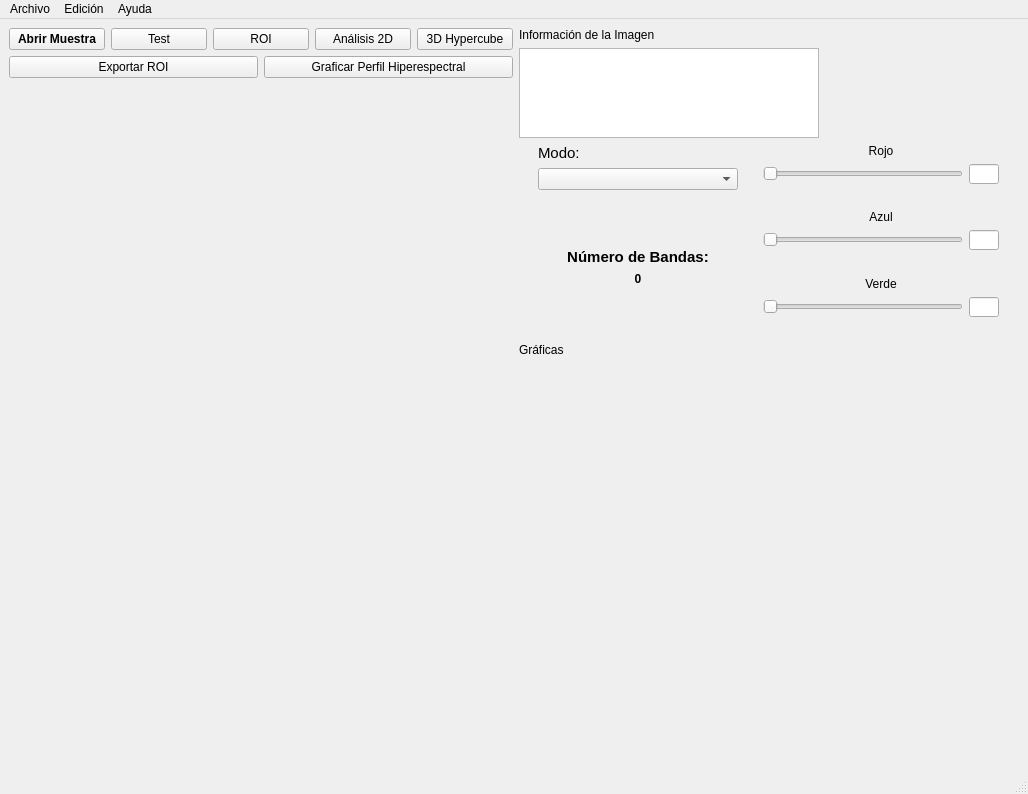
The window that ui/main_2.0.ui (4c1dhydr4/hyperspectral) describes before a commit, drawn with Qt 5.
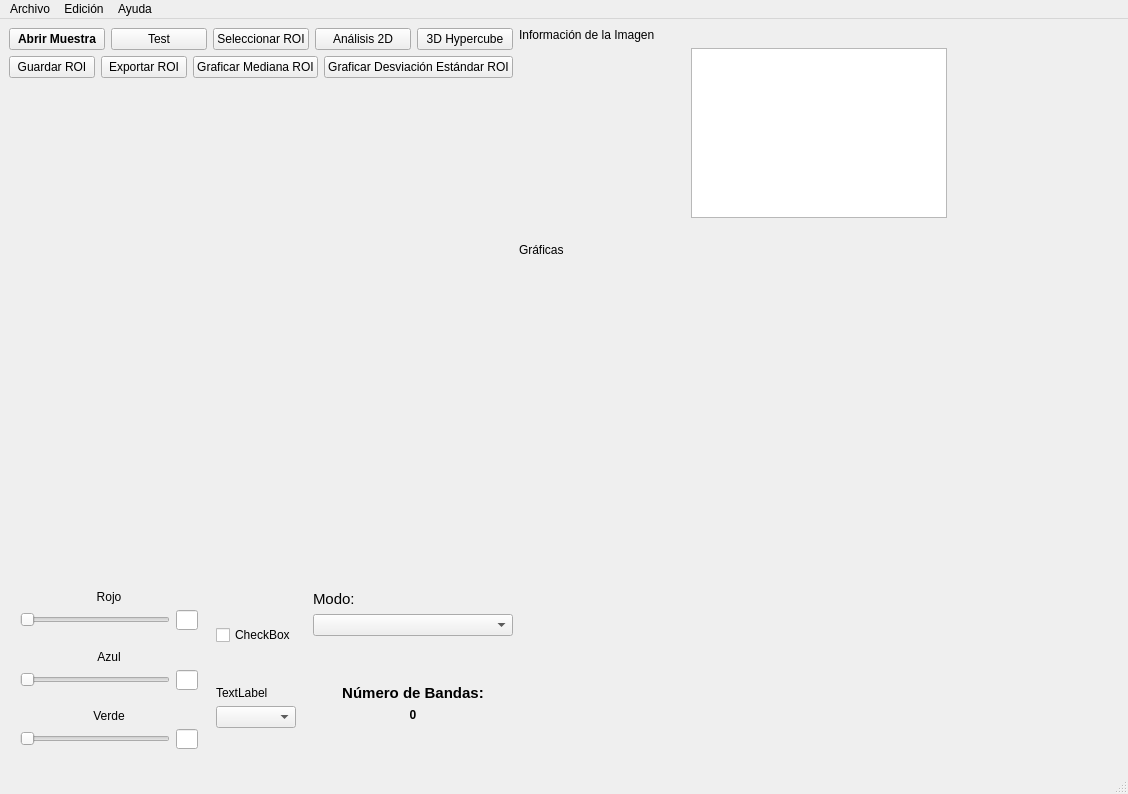
The same window after the commit. Custom widgets are drawn as their Qt base class.

Commit message: ROI Mean Graph

```diff
--- a/ui/main_2.0.ui
+++ b/ui/main_2.0.ui
@@ -6,7 +6,7 @@
    <rect>
     <x>0</x>
     <y>0</y>
-    <width>1028</width>
+    <width>1128</width>
     <height>794</height>
    </rect>
   </property>
@@ -42,7 +42,7 @@
       <item>
        <widget class="QPushButton" name="lasso_button">
         <property name="text">
-         <string>ROI</string>
+         <string>Seleccionar ROI</string>
         </property>
        </widget>
       </item>
@@ -62,7 +62,7 @@
       </item>
      </layout>
     </item>
-    <item row="0" column="1" rowspan="4">
+    <item row="0" column="2" rowspan="4">
      <layout class="QVBoxLayout" name="verticalLayout_2">
       <item>
        <widget class="QLabel" name="label_5">
@@ -72,126 +72,155 @@
        </widget>
       </item>
       <item>
+       <layout class="QHBoxLayout" name="horizontalLayout_12">
+        <item>
+         <spacer name="horizontalSpacer">
+          <property name="orientation">
+           <enum>Qt::Horizontal</enum>
+          </property>
+          <property name="sizeHint" stdset="0">
+           <size>
+            <width>40</width>
+            <height>20</height>
+           </size>
+          </property>
+         </spacer>
+        </item>
+        <item>
        <widget class="QTextBrowser" name="text_browser_info">
         <property name="minimumSize">
          <size>
           <width>0</width>
-          <height>0</height>
-         </size>
-        </property>
-        <property name="maximumSize">
-         <size>
-          <width>300</width>
           <height>150</height>
          </size>
         </property>
+          <property name="maximumSize">
+           <size>
+            <width>300</width>
+            <height>200</height>
+           </size>
+          </property>
        </widget>
       </item>
       <item>
+         <spacer name="horizontalSpacer_6">
+          <property name="orientation">
+           <enum>Qt::Horizontal</enum>
+          </property>
+          <property name="sizeHint" stdset="0">
+           <size>
+            <width>40</width>
+            <height>20</height>
+           </size>
+          </property>
+         </spacer>
+        </item>
+       </layout>
+      </item>
+      <item>
+       <spacer name="verticalSpacer_5">
+        <property name="orientation">
+         <enum>Qt::Vertical</enum>
+        </property>
+        <property name="sizeHint" stdset="0">
+         <size>
+          <width>20</width>
+          <height>40</height>
+         </size>
+        </property>
+       </spacer>
+      </item>
+      <item>
+       <layout class="QVBoxLayout" name="verticalLayout_9">
+        <item>
+         <widget class="QLabel" name="label_6">
+          <property name="text">
+           <string>Gráficas</string>
+          </property>
+         </widget>
+        </item>
+        <item>
+         <widget class="graph_plot_view" name="graph_plot_view" native="true">
+          <property name="minimumSize">
+           <size>
+            <width>600</width>
+            <height>500</height>
+           </size>
+          </property>
+          <property name="maximumSize">
+           <size>
+            <width>700</width>
+            <height>400</height>
+           </size>
+          </property>
+         </widget>
+        </item>
+       </layout>
+      </item>
+     </layout>
+    </item>
+    <item row="1" column="0">
+     <layout class="QHBoxLayout" name="horizontalLayout_8">
+      <item>
+       <widget class="QPushButton" name="add_roi_button">
+        <property name="text">
+         <string>Guardar ROI</string>
+        </property>
+       </widget>
+      </item>
+      <item>
+       <widget class="QPushButton" name="export_roi_button">
+        <property name="text">
+         <string>Exportar ROI</string>
+        </property>
+       </widget>
+      </item>
+      <item>
+       <widget class="QPushButton" name="graph_profile_button">
+        <property name="text">
+         <string>Graficar Mediana ROI</string>
+        </property>
+       </widget>
+      </item>
+      <item>
+       <widget class="QPushButton" name="graph_standar_des_button">
+        <property name="text">
+         <string>Graficar Desviación Estándar ROI</string>
+        </property>
+       </widget>
+      </item>
+     </layout>
+    </item>
+    <item row="2" column="0">
+     <widget class="graph_2d_view" name="graph_2d_view" native="true">
+      <property name="minimumSize">
+       <size>
+        <width>500</width>
+        <height>500</height>
+       </size>
+      </property>
+      <property name="maximumSize">
+       <size>
+        <width>1200</width>
+        <height>1200</height>
+       </size>
+      </property>
+     </widget>
+    </item>
+    <item row="3" column="0">
        <layout class="QHBoxLayout" name="horizontalLayout_11">
         <item>
-         <layout class="QVBoxLayout" name="verticalLayout_10">
-          <item>
-           <widget class="QLabel" name="label">
-            <property name="font">
-             <font>
-              <pointsize>11</pointsize>
-             </font>
-            </property>
-            <property name="text">
-             <string>Modo:</string>
-            </property>
-           </widget>
-          </item>
-          <item>
-           <widget class="QComboBox" name="combo_mode">
-            <property name="minimumSize">
-             <size>
-              <width>200</width>
-              <height>0</height>
-             </size>
-            </property>
-            <property name="maximumSize">
-             <size>
-              <width>200</width>
-              <height>16777215</height>
-             </size>
-            </property>
-           </widget>
-          </item>
-          <item>
-           <spacer name="verticalSpacer_7">
+       <spacer name="horizontalSpacer_3">
             <property name="orientation">
-             <enum>Qt::Vertical</enum>
+         <enum>Qt::Horizontal</enum>
             </property>
             <property name="sizeHint" stdset="0">
              <size>
-              <width>20</width>
-              <height>40</height>
+          <width>40</width>
+          <height>20</height>
              </size>
             </property>
            </spacer>
-          </item>
-          <item>
-           <widget class="QLabel" name="mode_title">
-            <property name="maximumSize">
-             <size>
-              <width>200</width>
-              <height>16777215</height>
-             </size>
-            </property>
-            <property name="font">
-             <font>
-              <pointsize>11</pointsize>
-              <weight>75</weight>
-              <bold>true</bold>
-             </font>
-            </property>
-            <property name="text">
-             <string>Número de Bandas:</string>
-            </property>
-            <property name="alignment">
-             <set>Qt::AlignCenter</set>
-            </property>
-           </widget>
-          </item>
-          <item>
-           <widget class="QLabel" name="nbands">
-            <property name="maximumSize">
-             <size>
-              <width>200</width>
-              <height>16777215</height>
-             </size>
-            </property>
-            <property name="font">
-             <font>
-              <pointsize>9</pointsize>
-              <weight>75</weight>
-              <bold>true</bold>
-             </font>
-            </property>
-            <property name="text">
-             <string>0</string>
-            </property>
-            <property name="alignment">
-             <set>Qt::AlignCenter</set>
-            </property>
-           </widget>
-          </item>
-          <item>
-           <spacer name="verticalSpacer">
-            <property name="orientation">
-             <enum>Qt::Vertical</enum>
-            </property>
-            <property name="sizeHint" stdset="0">
-             <size>
-              <width>20</width>
-              <height>40</height>
-             </size>
-            </property>
-           </spacer>
-          </item>
-         </layout>
         </item>
         <item>
          <layout class="QVBoxLayout" name="verticalLayout_4">
@@ -373,10 +402,23 @@
           </item>
          </layout>
         </item>
-       </layout>
+      <item>
+       <spacer name="horizontalSpacer_4">
+        <property name="orientation">
+         <enum>Qt::Horizontal</enum>
+        </property>
+        <property name="sizeHint" stdset="0">
+         <size>
+          <width>40</width>
+          <height>20</height>
+         </size>
+        </property>
+       </spacer>
       </item>
       <item>
-       <spacer name="verticalSpacer_5">
+       <layout class="QVBoxLayout" name="verticalLayout">
+        <item>
+         <spacer name="verticalSpacer_9">
         <property name="orientation">
          <enum>Qt::Vertical</enum>
         </property>
@@ -389,65 +431,166 @@
        </spacer>
       </item>
       <item>
-       <layout class="QVBoxLayout" name="verticalLayout_9">
-        <item>
-         <widget class="QLabel" name="label_6">
+         <widget class="QCheckBox" name="checkBox">
           <property name="text">
-           <string>Gráficas</string>
+           <string>CheckBox</string>
           </property>
          </widget>
         </item>
         <item>
-         <widget class="graph_plot_view" name="graph_plot_view" native="true">
-          <property name="minimumSize">
+         <spacer name="verticalSpacer_6">
+          <property name="orientation">
+           <enum>Qt::Vertical</enum>
+          </property>
+          <property name="sizeHint" stdset="0">
            <size>
-            <width>500</width>
-            <height>400</height>
+            <width>20</width>
+            <height>40</height>
            </size>
           </property>
-          <property name="maximumSize">
+         </spacer>
+        </item>
+        <item>
+         <widget class="QLabel" name="label_7">
+          <property name="text">
+           <string>TextLabel</string>
+          </property>
+         </widget>
+        </item>
+        <item>
+         <widget class="QComboBox" name="comboBox"/>
+        </item>
+        <item>
+         <spacer name="verticalSpacer_8">
+          <property name="orientation">
+           <enum>Qt::Vertical</enum>
+          </property>
+          <property name="sizeHint" stdset="0">
            <size>
-            <width>700</width>
-            <height>400</height>
+            <width>20</width>
+            <height>40</height>
            </size>
           </property>
-         </widget>
+         </spacer>
         </item>
        </layout>
       </item>
-     </layout>
-    </item>
-    <item row="2" column="0">
-     <widget class="graph_2d_view" name="graph_2d_view" native="true">
+      <item>
+       <spacer name="horizontalSpacer_5">
+        <property name="orientation">
+         <enum>Qt::Horizontal</enum>
+        </property>
+        <property name="sizeHint" stdset="0">
+         <size>
+          <width>40</width>
+          <height>20</height>
+         </size>
+        </property>
+       </spacer>
+      </item>
+      <item>
+       <layout class="QVBoxLayout" name="verticalLayout_10">
+        <item>
+         <widget class="QLabel" name="label">
+          <property name="font">
+           <font>
+            <pointsize>11</pointsize>
+           </font>
+          </property>
+          <property name="text">
+           <string>Modo:</string>
+          </property>
+         </widget>
+        </item>
+        <item>
+         <widget class="QComboBox" name="combo_mode">
       <property name="minimumSize">
        <size>
-        <width>500</width>
-        <height>500</height>
+            <width>200</width>
+            <height>0</height>
        </size>
       </property>
       <property name="maximumSize">
        <size>
-        <width>1200</width>
-        <height>1200</height>
+            <width>200</width>
+            <height>16777215</height>
        </size>
       </property>
      </widget>
     </item>
-    <item row="1" column="0">
-     <layout class="QHBoxLayout" name="horizontalLayout_8">
       <item>
-       <widget class="QPushButton" name="export_roi_button">
+         <spacer name="verticalSpacer_7">
+          <property name="orientation">
+           <enum>Qt::Vertical</enum>
+          </property>
+          <property name="sizeHint" stdset="0">
+           <size>
+            <width>20</width>
+            <height>40</height>
+           </size>
+          </property>
+         </spacer>
+        </item>
+        <item>
+         <widget class="QLabel" name="mode_title">
+          <property name="maximumSize">
+           <size>
+            <width>200</width>
+            <height>16777215</height>
+           </size>
+          </property>
+          <property name="font">
+           <font>
+            <pointsize>11</pointsize>
+            <weight>75</weight>
+            <bold>true</bold>
+           </font>
+          </property>
         <property name="text">
-         <string>Exportar ROI</string>
-        </property>
+           <string>Número de Bandas:</string>
+          </property>
+          <property name="alignment">
+           <set>Qt::AlignCenter</set>
+          </property>
        </widget>
       </item>
       <item>
-       <widget class="QPushButton" name="graph_profile_button">
+         <widget class="QLabel" name="nbands">
+          <property name="maximumSize">
+           <size>
+            <width>200</width>
+            <height>16777215</height>
+           </size>
+          </property>
+          <property name="font">
+           <font>
+            <pointsize>9</pointsize>
+            <weight>75</weight>
+            <bold>true</bold>
+           </font>
+          </property>
         <property name="text">
-         <string>Graficar Perfil Hiperespectral</string>
-        </property>
-       </widget>
+           <string>0</string>
+          </property>
+          <property name="alignment">
+           <set>Qt::AlignCenter</set>
+          </property>
+         </widget>
+        </item>
+        <item>
+         <spacer name="verticalSpacer">
+          <property name="orientation">
+           <enum>Qt::Vertical</enum>
+          </property>
+          <property name="sizeHint" stdset="0">
+           <size>
+            <width>20</width>
+            <height>40</height>
+           </size>
+          </property>
+         </spacer>
+        </item>
+       </layout>
       </item>
      </layout>
     </item>
@@ -459,7 +602,7 @@
     <rect>
      <x>0</x>
      <y>0</y>
-     <width>1028</width>
+     <width>1128</width>
      <height>21</height>
     </rect>
    </property>
```
Lines whose indentation alone changed are shown as unchanged. The commit also changes 9 other files.
